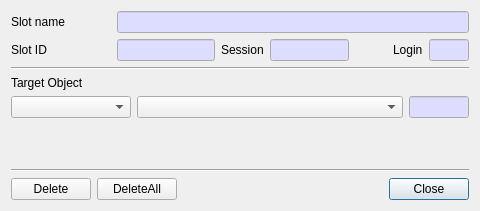
Old version of the form CryptokiMan/del_object_dlg.ui in the repository jykim74/CryptokiMan.
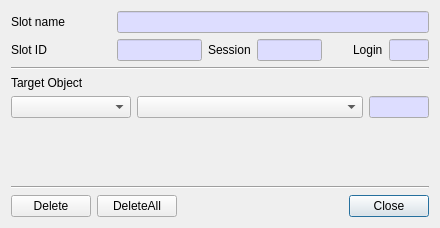
New version of the form.

Patch:
```diff
--- a/CryptokiMan/del_object_dlg.ui
+++ b/CryptokiMan/del_object_dlg.ui
@@ -6,8 +6,8 @@
    <rect>
     <x>0</x>
     <y>0</y>
-    <width>480</width>
-    <height>211</height>
+    <width>440</width>
+    <height>228</height>
    </rect>
   </property>
   <property name="windowTitle">
@@ -34,6 +34,12 @@
      </item>
      <item row="0" column="1">
       <widget class="QLineEdit" name="mSlotNameText">
+       <property name="minimumSize">
+        <size>
+         <width>300</width>
+         <height>0</height>
+        </size>
+       </property>
        <property name="palette">
         <palette>
          <active>
```
